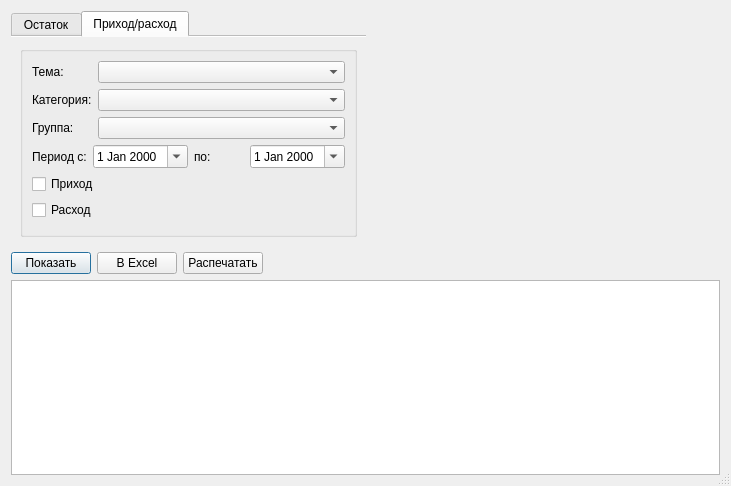
This is reportmanager.ui in igrekus/depot as Qt 5 draws it before an edit. The edited form follows.
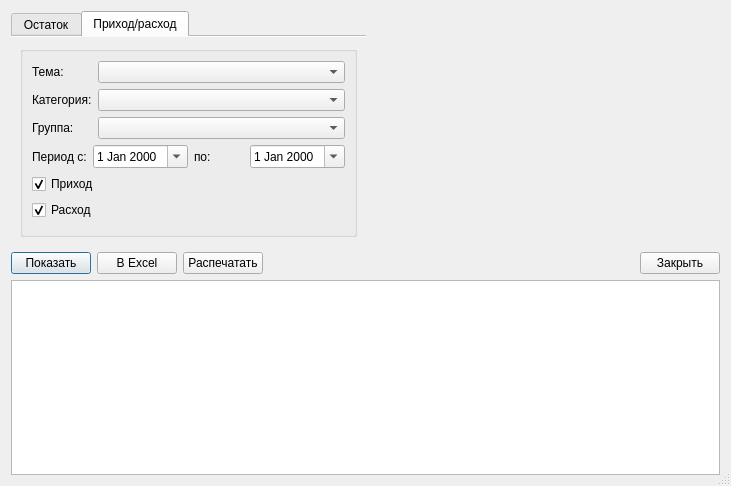
This is the edited form. The open tabs and pages were chosen to show the change.

What changed in the file:
```diff
--- a/reportmanager.ui
+++ b/reportmanager.ui
@@ -232,6 +232,9 @@
                 <property name="text">
                  <string>Приход</string>
                 </property>
+                <property name="checked">
+                 <bool>true</bool>
+                </property>
                </widget>
               </item>
               <item>
@@ -239,6 +242,9 @@
                 <property name="text">
                  <string>Расход</string>
                 </property>
+                <property name="checked">
+                 <bool>true</bool>
+                </property>
                </widget>
               </item>
               <item>
@@ -314,6 +320,13 @@
        </property>
       </spacer>
      </item>
+     <item>
+      <widget class="QPushButton" name="btnClose">
+       <property name="text">
+        <string>Закрыть</string>
+       </property>
+      </widget>
+     </item>
     </layout>
    </item>
    <item>
```
Left out of the diff: 42 changed lines with no effect on the pictures.
